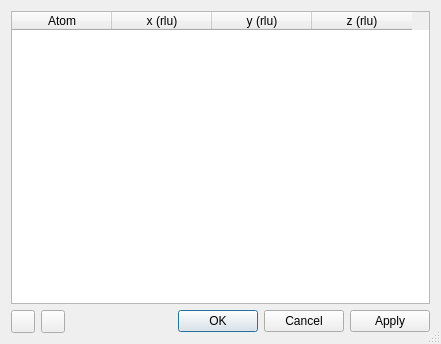
tweber-ill/frm_mirror-takin1, file ui/atoms.ui: the form before one commit.
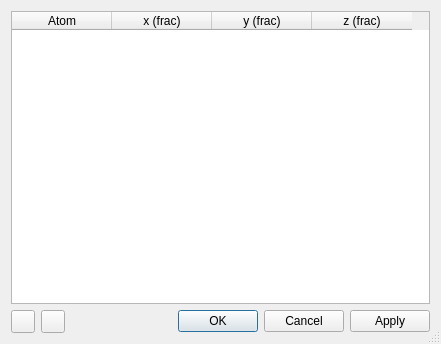
The form after the commit.

The edit to the form file:
```diff
--- a/ui/atoms.ui
+++ b/ui/atoms.ui
@@ -77,17 +77,17 @@
      </column>
      <column>
       <property name="text">
-       <string>x (rlu)</string>
+       <string>x (frac)</string>
       </property>
      </column>
      <column>
       <property name="text">
-       <string>y (rlu)</string>
+       <string>y (frac)</string>
       </property>
      </column>
      <column>
       <property name="text">
-       <string>z (rlu)</string>
+       <string>z (frac)</string>
       </property>
      </column>
     </widget>
```
